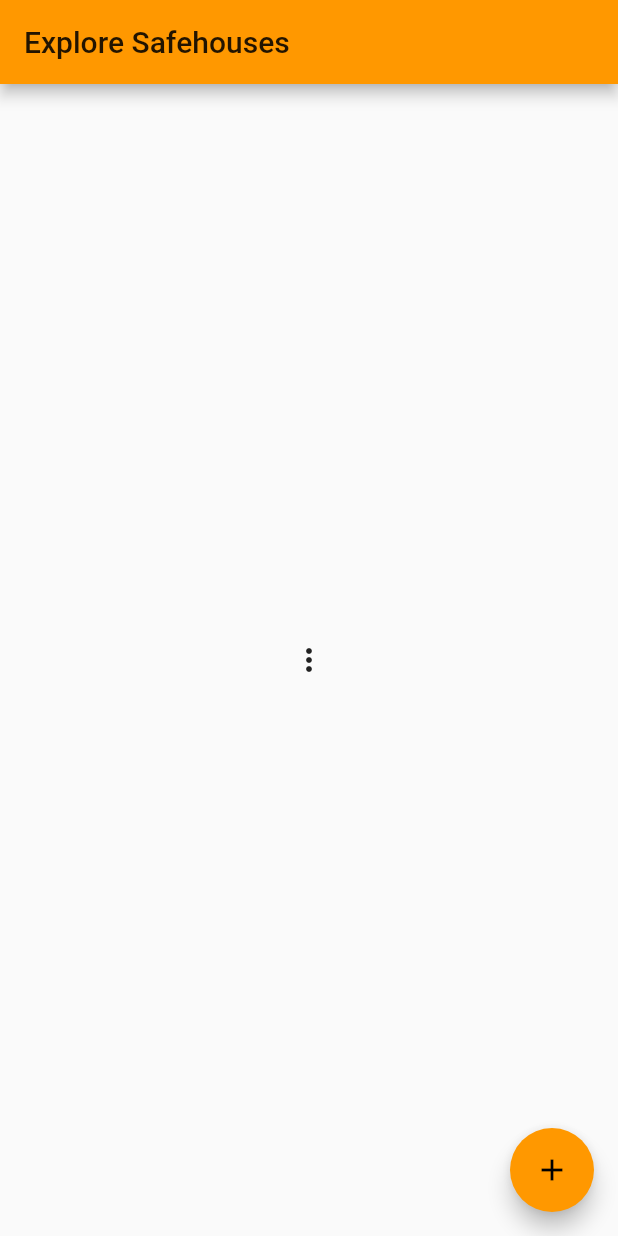
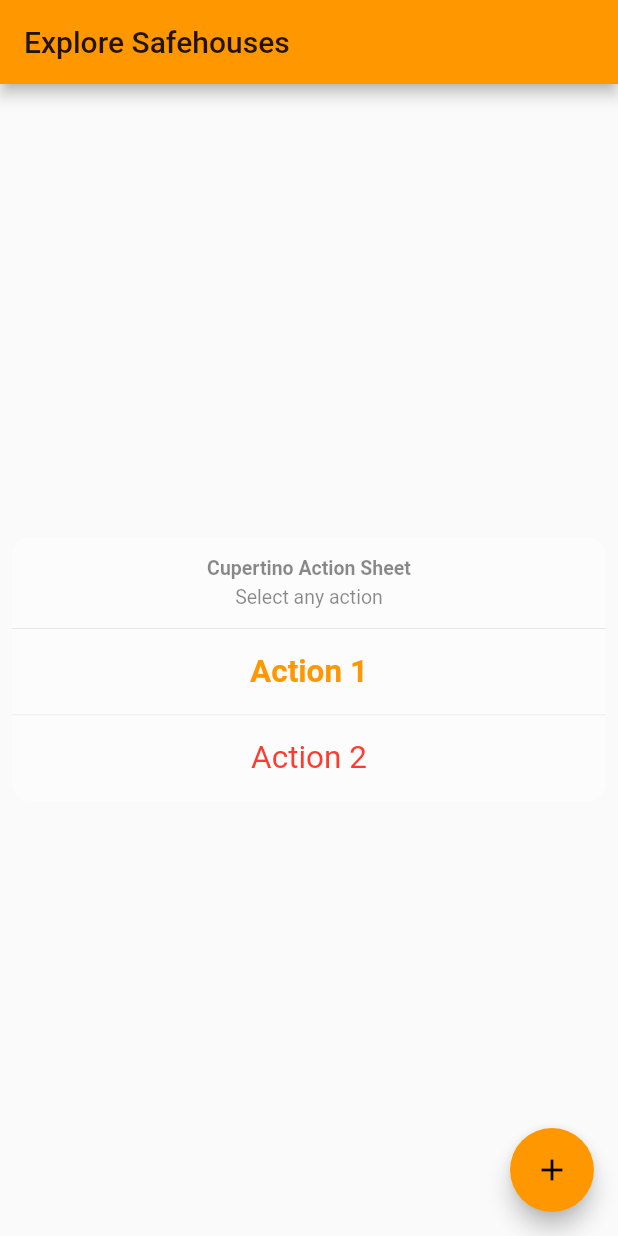
Before and after one commit to PraneethG-Python/undergroundrailroad_bytehacks, a Flutter app: the screen it shows after launch, on a phone screen of 412 x 824 dp. Run offline on Flutter 3.47's test engine with Material 2 defaults, Android fonts, the phone set to English and light mode, and no system bars.

Commit message:
Update main.dart

```diff
--- a/lib/main.dart
+++ b/lib/main.dart
@@ -1,4 +1,5 @@
 import 'package:flutter/material.dart';
+import 'package:flutter/cupertino.dart';
 
 void main() {
   runApp(MyApp());
@@ -69,29 +70,6 @@ class _MyHomePageState extends State<MyHomePage> {
 
   @override
   Widget build(BuildContext context) {
-    // This menu button widget updates a _selection field (of type WhyFarther,
-    // not shown here).
-    PopupMenuButton pmb = PopupMenuButton<WhyFarther>(
-      onSelected: (WhyFarther result) { setState(() { _selection = result; }); },
-      itemBuilder: (BuildContext context) => <PopupMenuEntry<WhyFarther>>[
-      const PopupMenuItem<WhyFarther>(
-        value: WhyFarther.harder,
-        child: Text('Working a lot harder'),
-      ),
-      const PopupMenuItem<WhyFarther>(
-        value: WhyFarther.smarter,
-        child: Text('Being a lot smarter'),
-      ),
-      PopupMenuItem<WhyFarther>(
-        value: WhyFarther.selfStarter,
-        child: Image.network("https://i.ytimg.com/vi/M4wCKuTdcnk/maxresdefault.jpg"),
-      ),
-      const PopupMenuItem<WhyFarther>(
-        value: WhyFarther.tradingCharter,
-        child: Text('Placed in charge of trading charter'),
-      ),
-    ],
-    );
     // This method is rerun every time setState is called, for instance as done
     // by the _incrementCounter method above.
     //
@@ -125,7 +103,26 @@ class _MyHomePageState extends State<MyHomePage> {
           // horizontal).
           mainAxisAlignment: MainAxisAlignment.center,
           children: <Widget>[
-            pmb
+        CupertinoActionSheet(
+          title: Text("Cupertino Action Sheet"),
+          message: Text("Select any action "),
+          actions: <Widget>[
+          CupertinoActionSheetAction(
+            child: Text("Action 1"),
+            isDefaultAction: true,
+            onPressed: () {
+              print("Action 1 is been clicked");
+            },
+          ),
+          CupertinoActionSheetAction(
+            child: Text("Action 2"),
+            isDestructiveAction: true,
+            onPressed: () {
+              print("Action 2 is been clicked");
+            },
+          )
+        ],
+      )
 
           ],
         ),
```
